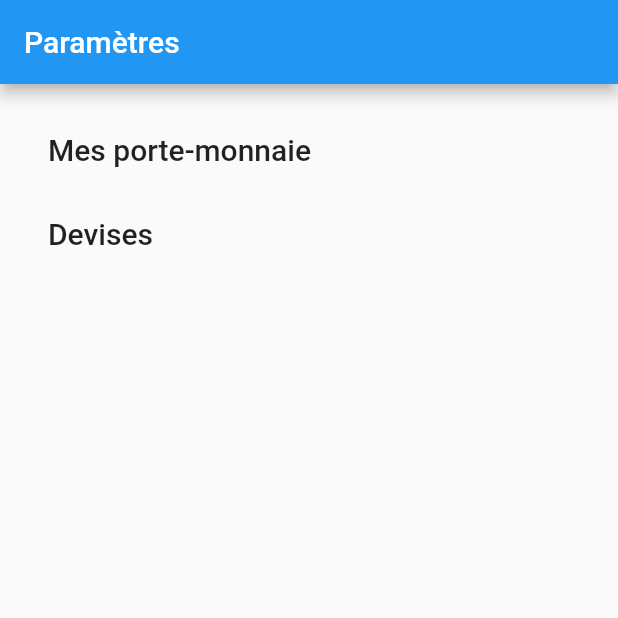
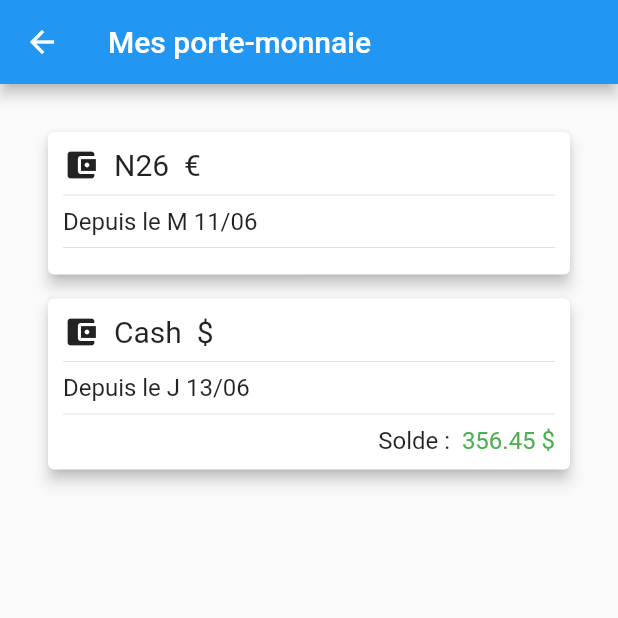
Before and after one commit to AlexBolot/MoneyTracker, a Flutter app: the screen it shows after launch, tab 3 chosen, in the side drawer, after a tap on "Mes porte-monnaie", on a phone screen of 412 x 824 dp, the top half of it. Run offline on Flutter 3.47's test engine with Material 2 defaults, Android fonts, the phone set to English and light mode, and no system bars.

Commit message:
Modify Daily average calculation : 1 + now - wallet.start Display balance only if Wallet hasBalance Wallet Setting list

```diff
--- a/lib/main.dart
+++ b/lib/main.dart
@@ -45,7 +45,7 @@ List<Wallet> wallets = [
     iconData: Icons.account_balance_wallet,
     isSecondaryCurrency: true,
     hasBalance: false,
-    start: DateTime.now(),
+    start: DateTime.now().add(Duration(days: -5)),
     dayEntries: [
       DayEntry(dateTime: DateTime.now(), entries: [
         Entry(name: 'Glaces', amount: 2.3),
@@ -66,7 +66,7 @@ List<Wallet> wallets = [
     iconData: Icons.account_balance_wallet,
     isSecondaryCurrency: false,
     hasBalance: true,
-    start: DateTime.now(),
+    start: DateTime.now().add(Duration(days: -3)),
     dayEntries: [
       DayEntry(dateTime: DateTime.now().add(Duration(days: -1)), entries: [
         Entry(name: 'Glaces', amount: 2.3),
--- a/lib/model/static_currency.dart
+++ b/lib/model/static_currency.dart
@@ -11,7 +11,7 @@ class StaticCurrency {
   static String format({@required double amount, bool isSecondary = false}) {
     double rate = isSecondary ? changeRate : 1;
     String amountString = (amount * rate).toStringAsFixed(2);
-    return isSecondary ? '$amountString ${secondary}' : '$amountString ${primary}';
+    return isSecondary ? '$amountString $secondary' : '$amountString $primary';
   }
 
 }
--- a/lib/model/wallet.dart
+++ b/lib/model/wallet.dart
@@ -36,7 +36,8 @@ class Wallet {
   }
 
   double averageSpending() {
+    int nbDays = 1+DateTime.now().difference(start).inDays;
     double total = dayEntries.map((entry) => entry.totalSpent).reduce(sum);
-    return total / dayEntries.length;
+    return total / nbDays;
   }
 }
--- a/lib/views/global_view.dart
+++ b/lib/views/global_view.dart
@@ -1,7 +1,5 @@
 import 'package:flutter/material.dart';
 import 'package:money_tracker/main.dart';
-import 'package:money_tracker/model/day_entry.dart';
-import 'package:money_tracker/model/entry.dart';
 import 'package:money_tracker/model/wallet.dart';
 import 'package:money_tracker/views/recap_view.dart';
 import 'package:money_tracker/views/wallet_view.dart';
--- a/lib/views/wallet_view.dart
+++ b/lib/views/wallet_view.dart
@@ -43,7 +43,8 @@ class _WalletViewState extends State<WalletView> {
             tooltip: "Ajouter un mouvement",
             child: Icon(Icons.add, size: 32),
             onPressed: () async {
-              Entry res = await showDialog(context: context, builder: (context) => AddEntryDialogue());
+              Entry res = await showDialog(
+                  context: context, builder: (context) => AddEntryDialogue());
               widget.wallet.addEntry(res);
               setState(() {});
             },
@@ -71,7 +72,6 @@ class _WalletViewState extends State<WalletView> {
   }
 
   Widget balanceCard() {
-    double balance = widget.wallet.balance;
 
     return Card(
       elevation: 8,
@@ -81,27 +81,35 @@ class _WalletViewState extends State<WalletView> {
         child: Column(
             mainAxisSize: MainAxisSize.min,
             crossAxisAlignment: CrossAxisAlignment.center,
-          children: <Widget>[
-            MoneyText(
+            children: Solde()),
+      ),
+    );
+  }
+
+  List<Widget> Solde() {
+    List<Widget> items = [];
+
+    if (widget.wallet.hasBalance) {
+      items.add(MoneyText(
           text: 'Solde',
-              amount: balance,
+          amount: widget.wallet.balance,
           isSecondary: isSecondary,
           style: TextStyle(
             fontSize: 28,
             fontWeight: FontWeight.bold,
-                color: balance.isNegative ? Colors.red : Colors.green,
-              ),
-            ),
-            Container(width: 100, child: Divider(color: Colors.grey[700])),
-            MoneyText(
+            color: widget.wallet.balance.isNegative ? Colors.red : Colors.green,
+          )));
+      items.add(Divider());
+    }
+
+    items.add(MoneyText(
       text: 'Dépense moyenne',
       amount: widget.wallet.averageSpending(),
       isSecondary: isSecondary,
-              style: TextStyle(fontSize: 18, fontStyle: FontStyle.italic, color: Colors.grey),
-            ),
-          ],
-        ),
-      ),
-    );
+      style: TextStyle(
+          fontSize: 18),
+    ));
+
+    return items;
   }
 }
--- a/lib/widgets/money_text.dart
+++ b/lib/widgets/money_text.dart
@@ -1,5 +1,4 @@
 import 'package:flutter/material.dart';
-import 'package:money_tracker/main.dart';
 import 'package:money_tracker/model/static_currency.dart';
 
 class MoneyText extends StatelessWidget {
--- a/lib/widgets/settings.dart
+++ b/lib/widgets/settings.dart
@@ -1,5 +1,6 @@
 import 'package:flutter/material.dart';
 import 'package:money_tracker/widgets/settings_currency.dart';
+import 'package:money_tracker/widgets/settings_wallets.dart';
 
 class Settings extends StatefulWidget {
   @override
@@ -21,7 +22,10 @@ class _SettingsState extends State<Settings> {
 
                   title: Text("Mes porte-monnaie", style: new TextStyle(fontSize: 20 ),),
                   onTap: () {
-                    print("Mes porte-monnaie");
+                    Navigator.push(
+                      context,
+                      MaterialPageRoute(builder: (context) => SettingsWallets()),
+                    );
                   }),
               ListTile(
                   title: Text("Devises", style: new TextStyle(fontSize: 20 ),),
--- a/lib/widgets/settings_wallets.dart
+++ b/lib/widgets/settings_wallets.dart
@@ -1,11 +1,9 @@
-/*
-
 import 'package:flutter/material.dart';
 import 'package:money_tracker/model/wallet.dart';
 import 'package:money_tracker/widgets/wallet_card.dart';
 import 'package:money_tracker/main.dart';
+
 class SettingsWallets extends StatefulWidget {
-
   @override
   _SettingsWalletsState createState() => _SettingsWalletsState();
 }
@@ -31,9 +29,7 @@ class _SettingsWalletsState extends State<SettingsWallets> {
 List<Widget> buildItems() {
   List<Widget> items = [];
   for (Wallet wallet in wallets )  {
-    items.add(WalletCard( wallet ));
+    items.add(WalletCard(wallet : wallet ));
   }
   return items;
 }
-
- */
--- a/lib/widgets/wallet_card.dart
+++ b/lib/widgets/wallet_card.dart
@@ -2,10 +2,10 @@ import 'package:flutter/material.dart';
 import 'package:money_tracker/main.dart';
 import 'package:money_tracker/model/wallet.dart';
 import 'package:intl/intl.dart';
+import 'package:money_tracker/model/static_currency.dart';
 import 'package:money_tracker/widgets/money_text.dart';
 
 class WalletCard extends StatefulWidget {
-
   final Wallet wallet;
 
   const WalletCard({this.wallet});
@@ -20,17 +20,86 @@ class _WalletCardState extends State<WalletCard> {
   bool hasBalance;
   bool isSecondaryCurrency;
   IconData iconData;
+  double balance;
 
   @override
   Widget build(BuildContext context) {
+    name = widget.wallet.name;
+    start = widget.wallet.start;
+    hasBalance = widget.wallet.hasBalance;
+    isSecondaryCurrency = widget.wallet.isSecondaryCurrency;
+    iconData = widget.wallet.iconData;
+    balance = widget.wallet.balance;
+
     return Card(
       elevation: 4,
       margin: EdgeInsets.only(left: 16, right: 16, top: 16),
       child: Padding(
         padding: const EdgeInsets.all(10),
-        child: Text(
-            name),
+        child: Column(
+          crossAxisAlignment: CrossAxisAlignment.start,
+          mainAxisSize: MainAxisSize.min,
+          children: detail(),
+        ),
       ),
     );
   }
+
+  List<Widget> detail() {
+    List<Widget> items = [];
+
+    items.add(
+      Row(
+        crossAxisAlignment: CrossAxisAlignment.center,
+        children: <Widget>[
+          Icon(iconData),
+          Container(
+            width: 10,
+          ),
+          Text(
+            name,
+            style: TextStyle(fontSize: 20.0),
+          ),
+          Container(
+            width: 10,
+          ),
+          Text(
+            (isSecondaryCurrency
+                ? StaticCurrency.secondary
+                : StaticCurrency.primary),
+            style: TextStyle(fontSize: 20.0),
+          )
+        ],
+      ),
+    );
+    items.add(Divider());
+    items.add(Text(
+      "Depuis le " +
+          toFirstUpper(
+            DateFormat("EEEEE dd/MM", "fr").format(start),
+          ),
+      style: TextStyle(fontSize: 16.0),
+    ));
+    items.add(Divider());
+    if (hasBalance) {
+      items.add(Row(
+        mainAxisAlignment: MainAxisAlignment.end,
+        children: <Widget>[
+          Text(
+            "Solde : ",
+            style: TextStyle(fontSize: 16.0),
+          ),
+          MoneyText(
+              amount: balance,
+              isSecondary: isSecondaryCurrency,
+              style: TextStyle(
+                fontSize: 16,
+                color: balance.isNegative ? Colors.red : Colors.green,
+              ),
+              textAlign: TextAlign.left),
+        ],
+      ));
+    }
+    return items;
+  }
 }
```
Lines whose indentation alone changed are shown as unchanged.
